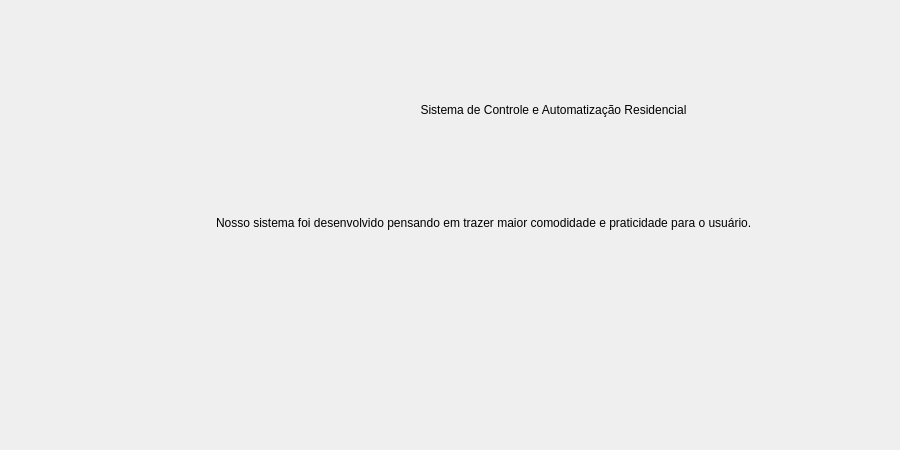
First picture: the form in scr/sobredialog.ui, repository ST-Brenda/Projeto-Final-LabProg-III, before the edit.
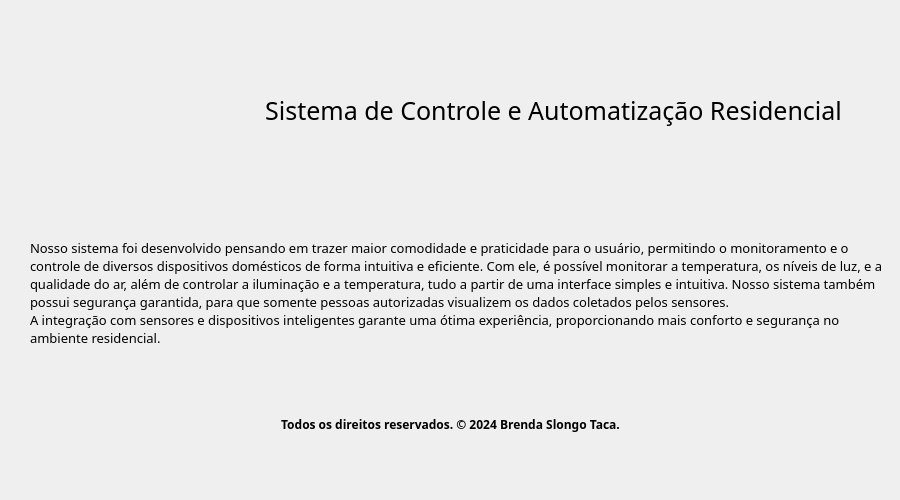
Second picture: the form after the edit. Icons and pictures are not drawn.

```diff
--- a/scr/sobredialog.ui
+++ b/scr/sobredialog.ui
@@ -7,19 +7,19 @@
     <x>0</x>
     <y>0</y>
     <width>900</width>
-    <height>450</height>
+    <height>500</height>
    </rect>
   </property>
   <property name="minimumSize">
    <size>
     <width>900</width>
-    <height>450</height>
+    <height>500</height>
    </size>
   </property>
   <property name="maximumSize">
    <size>
-    <width>900</width>
-    <height>450</height>
+    <width>1000</width>
+    <height>550</height>
    </size>
   </property>
   <property name="windowTitle">
@@ -31,12 +31,42 @@
      <x>10</x>
      <y>10</y>
      <width>881</width>
-     <height>431</height>
+     <height>481</height>
     </rect>
    </property>
    <layout class="QGridLayout" name="gridLayout">
+    <item row="1" column="0" colspan="2">
+     <widget class="QLabel" name="texto_label">
+      <property name="font">
+       <font>
+        <family>Tibetan Machine Uni</family>
+        <pointsize>10</pointsize>
+       </font>
+      </property>
+      <property name="text">
+       <string>
+Nosso sistema foi desenvolvido pensando em trazer maior comodidade e praticidade para o usuário, permitindo o monitoramento e o controle de diversos dispositivos domésticos de forma intuitiva e eficiente. Com ele, é possível monitorar a temperatura, os níveis de luz, e a qualidade do ar, além de controlar a iluminação e a temperatura, tudo a partir de uma interface simples e intuitiva. Nosso sistema também possui segurança garantida, para que somente pessoas autorizadas visualizem os dados coletados pelos sensores.
+A integração com sensores e dispositivos inteligentes garante uma ótima experiência, proporcionando mais conforto e segurança no ambiente residencial.</string>
+      </property>
+      <property name="alignment">
+       <set>Qt::AlignLeading|Qt::AlignLeft|Qt::AlignVCenter</set>
+      </property>
+      <property name="wordWrap">
+       <bool>true</bool>
+      </property>
+      <property name="indent">
+       <number>20</number>
+      </property>
+     </widget>
+    </item>
     <item row="0" column="1">
      <widget class="QLabel" name="nome_label">
+      <property name="font">
+       <font>
+        <family>Tibetan Machine Uni</family>
+        <pointsize>19</pointsize>
+       </font>
+      </property>
       <property name="text">
        <string>Sistema de Controle e Automatização Residencial</string>
       </property>
@@ -48,19 +78,6 @@
       </property>
      </widget>
     </item>
-    <item row="1" column="1">
-     <widget class="QLabel" name="texto_label">
-      <property name="text">
-       <string>Nosso sistema foi desenvolvido pensando em trazer maior comodidade e praticidade para o usuário.</string>
-      </property>
-      <property name="alignment">
-       <set>Qt::AlignLeading|Qt::AlignLeft|Qt::AlignTop</set>
-      </property>
-      <property name="wordWrap">
-       <bool>true</bool>
-      </property>
-     </widget>
-    </item>
     <item row="0" column="0">
      <widget class="QLabel" name="logo_label">
       <property name="minimumSize">
@@ -86,6 +103,23 @@
       </property>
      </widget>
     </item>
+    <item row="2" column="0" colspan="2">
+     <widget class="QLabel" name="label">
+      <property name="font">
+       <font>
+        <family>Tibetan Machine Uni</family>
+        <weight>75</weight>
+        <bold>true</bold>
+       </font>
+      </property>
+      <property name="text">
+       <string>Todos os direitos reservados. © 2024 Brenda Slongo Taca.</string>
+      </property>
+      <property name="alignment">
+       <set>Qt::AlignCenter</set>
+      </property>
+     </widget>
+    </item>
    </layout>
   </widget>
  </widget>
```
